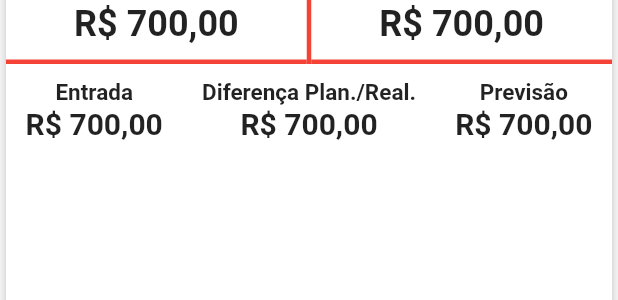
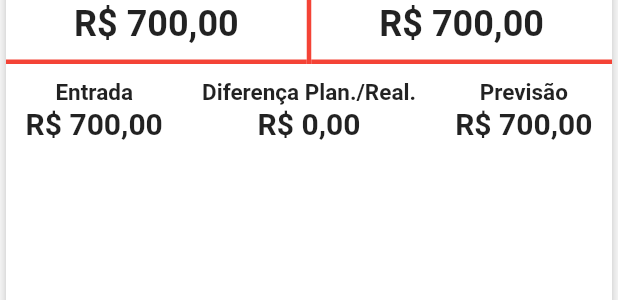
Before and after one commit to Firepeix/ebisu, a Flutter app: the _ShoppingListSummary widget shown alone on an empty page, opened directly with sample values from the repository, on a phone screen of 412 x 824 dp. Shown: the part 191-491 px from the top of the screen. Run offline on Flutter 3.47's test engine with Material 2 defaults, Android fonts, the phone set to English and light mode, and no system bars; our stand-ins replace file_picker, fl_chart, get_it, hive, hive_flutter, injectable and 1 more; missing offline and left inert: gsheets; accounts and stored records are empty; generated files the repository leaves out were written again; project files that could hold a hidden picture were left out.

Commit message:
feat: termina resumo de compras

```diff
--- a/lib/shopping-list/Purchase/Domain/Purchase.dart
+++ b/lib/shopping-list/Purchase/Domain/Purchase.dart
@@ -2,7 +2,6 @@ import 'package:ebisu/shared/Domain/ValueObjects.dart';
 
 class Purchase {
   final PurchaseTotal _total;
-
   Purchase? _purchase;
 
   Purchase? get purchased => _purchase;
@@ -31,6 +30,9 @@ class Purchase {
     }
     return result;
   }
+
+
+  bool get wasBought => _purchase != null;
 }
 
 class PurchaseTotal extends IntValueObject{
--- a/lib/shopping-list/Shared/Domain/Purchases.dart
+++ b/lib/shopping-list/Shared/Domain/Purchases.dart
@@ -4,9 +4,11 @@ import 'package:ebisu/shopping-list/Purchase/Domain/Purchase.dart';
 class Purchases {
   final List<Purchase> _value = [];
   late Purchase _summary;
+  late PurchaseTotal _projection;
 
   Purchases() {
     _summarize();
+    _project();
   }
 
   void _summarize() {
@@ -19,6 +21,15 @@ class Purchases {
     _summary = _value.reduce((value, element) => value + element);
   }
 
+  void _project() {
+    var total = PurchaseTotal(0);
+    _value.forEach((element) {
+      total += element.wasBought ? element.purchased!.total : element.total;
+    });
+
+    _projection = total;
+  }
+
   IntValueObject get total => _summary.total;
 
   IntValueObject get purchasedTotal => _summary.purchased!.total;
--- /dev/null
+++ b/lib/shopping-list/Shared/UI/Components.dart
@@ -0,0 +1,6 @@
+import 'package:flutter/material.dart';
+
+class PurchasesViewModel extends StatelessWidget {
+  @override
+  Widget build (BuildContext _) => Column();
+}
--- a/lib/shopping-list/ShoppingList/Domain/ShoppingList.dart
+++ b/lib/shopping-list/ShoppingList/Domain/ShoppingList.dart
@@ -15,6 +15,8 @@ class ShoppingList {
 
   IntValueObject get totalBudgeted => _purchases.total;
   IntValueObject get totalPurchased => _purchases.purchasedTotal;
+  IntValueObject get totalDifference => _purchases.total - _purchases.purchasedTotal;
+  IntValueObject get projection => _inputAmount - _purchases.purchasedTotal;
 }
 
 class ShoppingListInputAmount extends IntValueObject {
--- a/lib/shopping-list/ShoppingList/UI/Components/ShoppingListViewModel.dart
+++ b/lib/shopping-list/ShoppingList/UI/Components/ShoppingListViewModel.dart
@@ -27,7 +27,8 @@ class ShoppingListViewModel extends StatelessWidget {
   @override
   Widget build(BuildContext context) => Column(
     children: [
-      _ShoppingListSummary(_list)
+      _ShoppingListSummary(_list),
+
     ],
   );
 }
@@ -52,8 +53,8 @@ class _ShoppingListSummary extends StatelessWidget {
             mainAxisAlignment: MainAxisAlignment.spaceAround,
             children: [
               _ShoppingListSummaryAbsolutes('Entrada', _list.input.real),
-              _ShoppingListSummaryAbsolutes('Diferença Plan./Real.', _list.input.real),
-              _ShoppingListSummaryAbsolutes('Previsão', _list.input.real),
+              _ShoppingListSummaryAbsolutes('Diferença Plan./Real.', _list.totalDifference.real),
+              _ShoppingListSummaryAbsolutes('Previsão', _list.projection.real),
             ],
           ),
         ),
--- a/lib/shopping-list/ShoppingList/UI/Pages/ShoppingListsPage.dart
+++ b/lib/shopping-list/ShoppingList/UI/Pages/ShoppingListsPage.dart
@@ -37,6 +37,9 @@ class ShoppingListsPage extends AbstractPage {
 }
 
 class ShoppingListPage extends AbstractPage {
+
+  String get _title => arguments['list'] != null ? (arguments['list'] as ShoppingList).name : 'Placeholder';
+
   Widget _mount () {
     ShoppingList? list = arguments['list'] ?? null;
     if (list != null) {
@@ -49,7 +52,7 @@ class ShoppingListPage extends AbstractPage {
   @override
   Widget build(BuildContext context) => scaffold(
     context,
-    title: 'Listas asdsada',
+    title: _title,
     hasDrawer: false,
     body: Padding(
         padding: EdgeInsets.symmetric(horizontal: 10),
```
